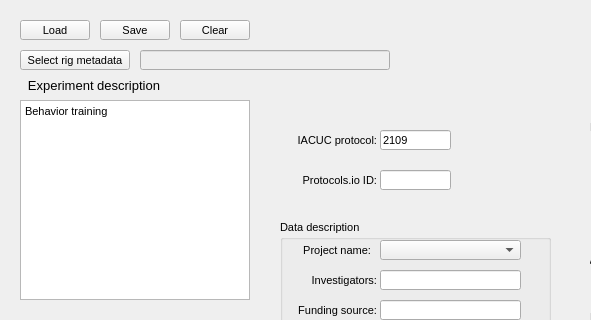
First picture: the form in src/foraging_gui/MetaData.ui, repository AllenNeuralDynamics/dynamic-foraging-task, before the edit; both pictures show x 0 to 591 and y 0 to 320 of the 1256 by 695 pixel window.
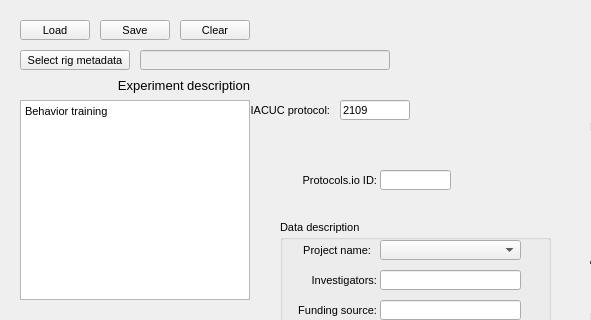
Second picture: the form after the edit.

Commit message: moving iacuc box

```diff
--- a/src/foraging_gui/MetaData.ui
+++ b/src/foraging_gui/MetaData.ui
@@ -68,7 +68,7 @@
     <rect>
      <x>20</x>
      <y>70</y>
-     <width>140</width>
+     <width>230</width>
      <height>30</height>
     </rect>
    </property>
@@ -143,9 +143,9 @@
   <widget class="QLabel" name="label_72">
    <property name="geometry">
     <rect>
-     <x>286</x>
-     <y>130</y>
-     <width>91</width>
+     <x>240</x>
+     <y>100</y>
+     <width>90</width>
      <height>20</height>
     </rect>
    </property>
@@ -168,9 +168,9 @@
   <widget class="QLineEdit" name="IACUCProtocol">
    <property name="geometry">
     <rect>
-     <x>380</x>
-     <y>130</y>
-     <width>71</width>
+     <x>340</x>
+     <y>100</y>
+     <width>70</width>
      <height>20</height>
     </rect>
    </property>
```
